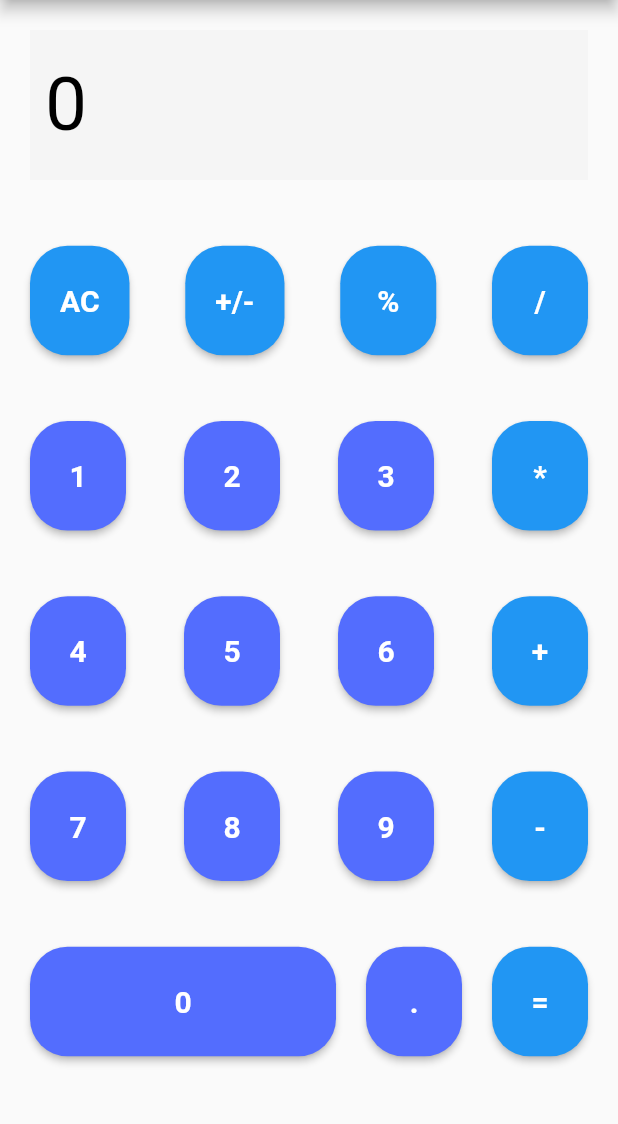
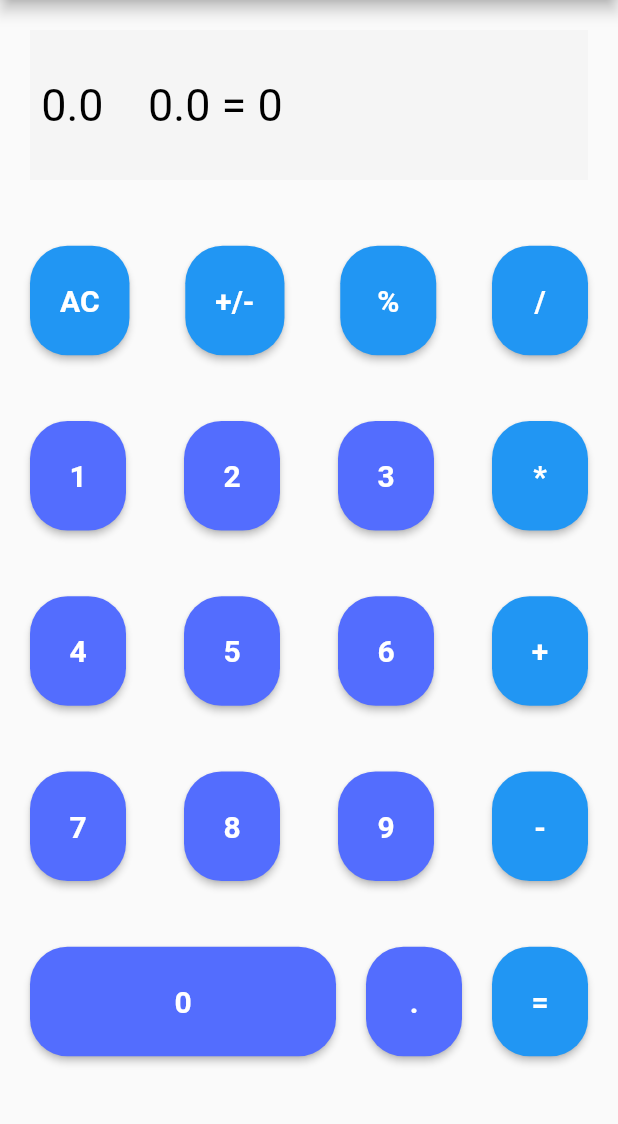
Before and after one commit to MohammedSiam0/calculator_app, a Flutter app: the screen it shows after launch, on a phone screen of 412 x 824 dp, the part 84-1208 px from its top. Run offline on Flutter 3.47's test engine with Material 2 defaults, Android fonts, the phone set to English and light mode, and no system bars.

Commit message:
add value for screen calculate

```diff
--- a/lib/screens/calculator.dart
+++ b/lib/screens/calculator.dart
@@ -55,15 +55,16 @@ class _CalculatorState extends State<Calculator> {
             Container(
               alignment: AlignmentDirectional.center,
               height: 100,
-              padding: EdgeInsets.all(10),
+              padding: EdgeInsets.symmetric(vertical: 10),
               color: Colors.grey.shade100,
               child: Row(
+
                 mainAxisAlignment: MainAxisAlignment.start,
                 children: <Widget>[
                   Text(
-                    '$finalResult',
+                    " $num1  $opr  $num2 = $finalResult",
                     textAlign: TextAlign.left,
-                    style: TextStyle(color: Colors.black, fontSize: 50),
+                    style: TextStyle(color: Colors.black, fontSize: 30),
                   ),
                 ],
               ),
```
